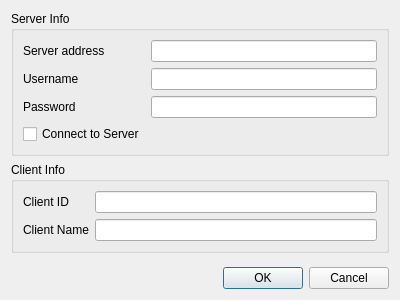
The window that Desktop/ccApp/options.ui (PTDreamer/cheali-charger) describes before a commit, drawn with Qt 5.
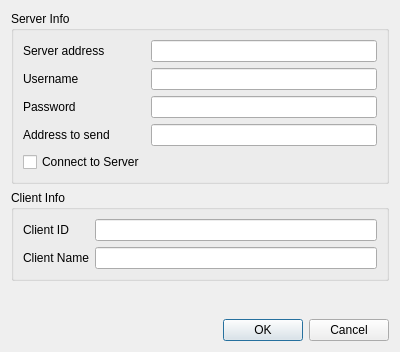
The same window after the commit.

What changed in the file:
```diff
--- a/Desktop/ccApp/options.ui
+++ b/Desktop/ccApp/options.ui
@@ -7,7 +7,7 @@
     <x>0</x>
     <y>0</y>
     <width>400</width>
-    <height>300</height>
+    <height>352</height>
    </rect>
   </property>
   <property name="windowTitle">
@@ -30,7 +30,7 @@
       <item row="0" column="1">
        <widget class="QLineEdit" name="le_serverAdress"/>
       </item>
-      <item row="3" column="0">
+      <item row="4" column="0">
        <widget class="QCheckBox" name="cb_connectToServer">
         <property name="text">
          <string>Connect to Server</string>
@@ -61,6 +61,16 @@
         </property>
        </widget>
       </item>
+      <item row="3" column="0">
+       <widget class="QLabel" name="label_6">
+        <property name="text">
+         <string>Address to send</string>
+        </property>
+       </widget>
+      </item>
+      <item row="3" column="1">
+       <widget class="QLineEdit" name="le_add_to_send"/>
+      </item>
      </layout>
     </widget>
    </item>
```
